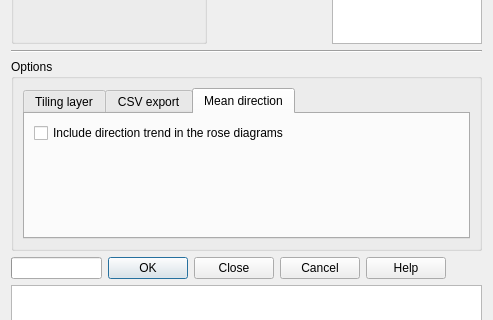
Before: the Qt Designer form linedirectionhistogram_dialog_base.ui in havatv/qgislinedirectionhistogramplugin, drawn with Qt 5; both pictures show x 0 to 493 and y 184 to 504 of the 493 by 800 pixel window.
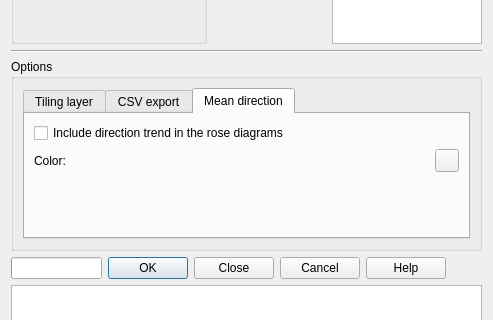
After: the same form once the commit is applied. The open tabs and pages were chosen to show the change. Custom widgets are drawn as their Qt base class.

```diff
--- a/linedirectionhistogram_dialog_base.ui
+++ b/linedirectionhistogram_dialog_base.ui
@@ -434,6 +434,28 @@
             </property>
            </widget>
           </item>
+          <item>
+           <layout class="QHBoxLayout" name="horizontalLayout_3">
+            <item>
+             <widget class="QLabel" name="label_3">
+              <property name="text">
+               <string>Color:</string>
+              </property>
+             </widget>
+            </item>
+            <item>
+             <widget class="QgsColorButton" name="colorB">
+              <property name="color">
+               <color alpha="0">
+                <red>255</red>
+                <green>0</green>
+                <blue>0</blue>
+               </color>
+              </property>
+             </widget>
+            </item>
+           </layout>
+          </item>
           <item>
            <spacer name="verticalSpacer_5">
             <property name="orientation">
@@ -632,6 +654,13 @@
    </item>
   </layout>
  </widget>
+ <customwidgets>
+  <customwidget>
+   <class>QgsColorButton</class>
+   <extends>QToolButton</extends>
+   <header>qgscolorbutton.h</header>
+  </customwidget>
+ </customwidgets>
  <resources/>
  <connections>
   <connection>
```
Left out of the diff: 29 changed lines with no effect on the pictures.
